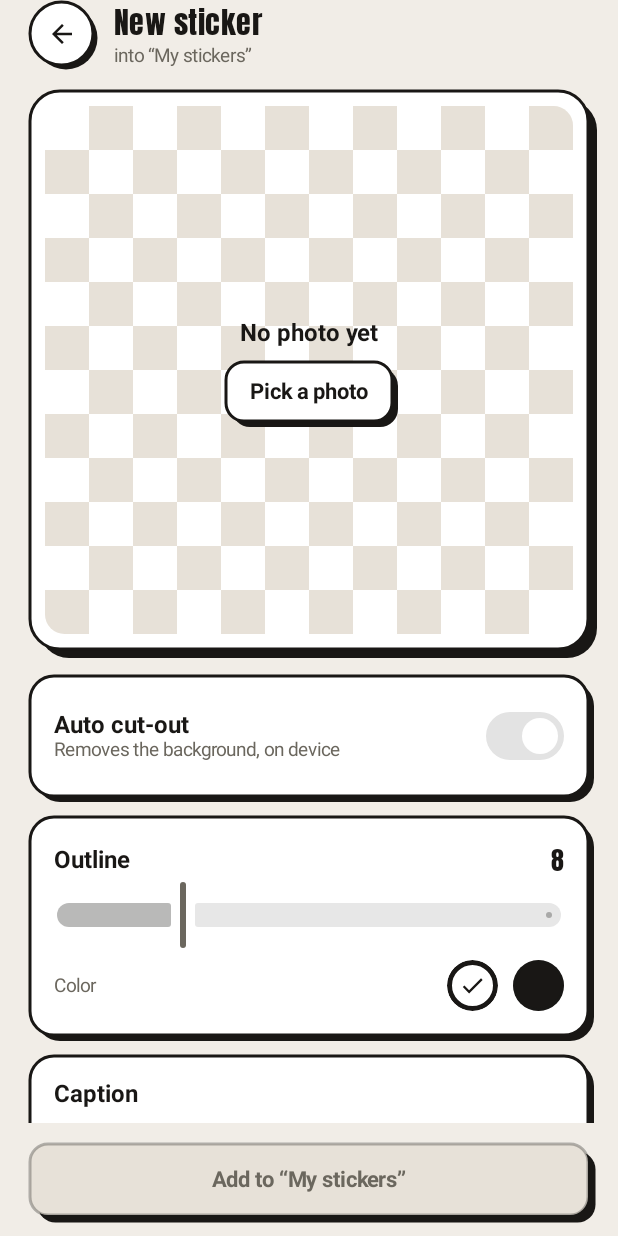
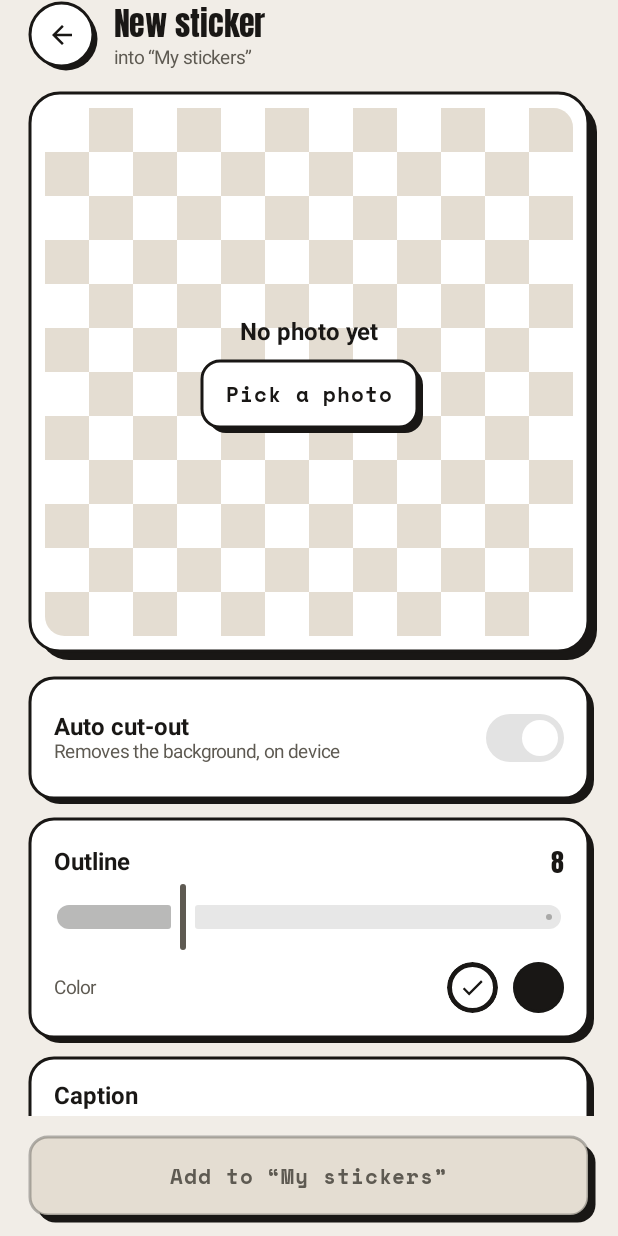
Before and after one commit to YashasVM/stikr, an Android app built with Jetpack Compose: the screen it shows after launch (MainActivity), after a tap on "Make a sticker", on a phone screen of 412 x 824 dp. Run offline under Robolectric (Android 15) with nearby library versions, the phone set to English and light mode, and no system bars.

Commit message:
feat(theme): neo-brutalist tokens, palette and Space Mono labels
Thicker 3dp borders, three hard-shadow depths, small radii and short
motion durations live in Tokens.kt. The palette gains purple (the app
mark), onCherry and a lifted cherryInk for red text in dark mode; dark
mode uses cream shadows so frames stay visible on black paper, and
edgeFor()/contentFor() pick ink per fill. Labels switch to Space Mono
Bold (OFL, licenses/space-mono-OFL.txt); headlines stay Anton.

Co-Authored-By: Claude Opus 5.5 <noreply@anthropic.com>

```diff
--- a/app/src/main/java/com/stikr/app/ui/theme/Theme.kt
+++ b/app/src/main/java/com/stikr/app/ui/theme/Theme.kt
@@ -2,6 +2,7 @@ package com.stikr.app.ui.theme
 
 import androidx.compose.foundation.isSystemInDarkTheme
 import androidx.compose.foundation.shape.RoundedCornerShape
+import androidx.compose.material3.ColorScheme
 import androidx.compose.material3.MaterialTheme
 import androidx.compose.material3.Shapes
 import androidx.compose.material3.Typography
@@ -12,6 +13,7 @@ import androidx.compose.runtime.CompositionLocalProvider
 import androidx.compose.runtime.Immutable
 import androidx.compose.runtime.staticCompositionLocalOf
 import androidx.compose.ui.graphics.Color
+import androidx.compose.ui.graphics.luminance
 import androidx.compose.ui.text.TextStyle
 import androidx.compose.ui.text.font.Font
 import androidx.compose.ui.text.font.FontFamily
@@ -21,9 +23,9 @@ import androidx.compose.ui.unit.sp
 import com.stikr.app.R
 
 /**
- * stikr's look: cream paper, ink outlines, hard offset shadows and pastel
- * cards — a sticker-book, neobrutalist theme. Colours are sampled from the
- * design reference.
+ * stikr's look: neo-brutalist sticker book. Cream paper, thick ink borders,
+ * big hard offset shadows that elements press into, flat fills, Anton
+ * headlines and uppercase Space Mono labels. No blur, no gradients.
  */
 @Immutable
 data class NeoPalette(
@@ -31,56 +33,97 @@ data class NeoPalette(
     val paper: Color,
     /** Raised surfaces: cards, fields. */
     val card: Color,
-    /** Text and every border. */
+    /** Text and the border of every non-pastel surface. */
     val ink: Color,
     /** The hard offset shadow under cards and buttons. */
     val shadow: Color,
-    /** Secondary text. */
+    /** Secondary text. Kept at ≥4.5:1 on paper and card. */
     val muted: Color,
-    /** Primary action fill. */
+    /** Highlight fill: selected chips, the add tile, the FAB. */
     val butter: Color,
     val cyan: Color,
     val green: Color,
     val pink: Color,
-    /** The one loud accent: red. */
+    /** The one loud accent: red. Fill of every primary action. */
     val cherry: Color,
-    /** Subtle fills: checkerboard, tracks, empty slots. */
+    /** Text and icons on [cherry]. */
+    val onCherry: Color,
+    /** Red used as text on paper — lifted in dark mode to stay legible. */
+    val cherryInk: Color,
+    /** The app mark's purple: logo tile and progress fills. */
+    val purple: Color,
+    val onPurple: Color,
+    /** Subtle fills: checkerboard, tracks, empty slots, disabled controls. */
     val creamDim: Color,
     /**
-     * Text/icon colour for pastel fills (butter, cyan, green, pink). Those
-     * fills stay light in both themes, so their content must stay dark ink.
+     * Text/icon/border colour for pastel fills (butter, cyan, green, pink).
+     * Those fills stay light in both themes, so their content stays dark ink.
      */
     val onAccent: Color,
-)
+) {
+    /**
+     * The border and content colour for a surface of [fill]: dark ink on
+     * light fills, [ink] otherwise. In light mode both are the same ink; in
+     * dark mode this keeps pastel cards outlined in black and dark cards
+     * outlined in cream.
+     */
+    fun edgeFor(fill: Color): Color = when (fill) {
+        cherry -> ink
+        purple -> ink
+        else -> if (fill.luminance() > 0.4f) onAccent else ink
+    }
+
+    /** Text colour for content sitting on [fill]. */
+    fun contentFor(fill: Color): Color = when (fill) {
+        cherry -> onCherry
+        purple -> onPurple
+        else -> if (fill.luminance() > 0.4f) onAccent else ink
+    }
+}
+
+private val Ink = Color(0xFF191715)
 
 private val LightPalette = NeoPalette(
     paper = Color(0xFFF1EDE7),
     card = Color(0xFFFFFFFF),
-    ink = Color(0xFF191715),
-    shadow = Color(0xFF191715),
-    muted = Color(0xFF6B675E),
+    ink = Ink,
+    shadow = Ink,
+    muted = Color(0xFF5E5A52),
     butter = Color(0xFFF8DFA0),
     cyan = Color(0xFF9EDDE6),
     green = Color(0xFF9CE4A4),
     pink = Color(0xFFF3CDDA),
     cherry = Color(0xFFAE403E),
-    creamDim = Color(0xFFE7E1D8),
-    onAccent = Color(0xFF191715),
+    onCherry = Color(0xFFFFFFFF),
+    cherryInk = Color(0xFFAE403E),
+    purple = Color(0xFF723AF4),
+    onPurple = Color(0xFFFFFFFF),
+    creamDim = Color(0xFFE4DDD2),
+    onAccent = Ink,
 )
 
+/**
+ * Dark mode is the same print inverted: near-black paper, cream ink, and
+ * cream shadows — a black shadow on black paper would vanish. Pastels keep
+ * their brand hexes so they read as the same stickers.
+ */
 private val DarkPalette = NeoPalette(
-    paper = Color(0xFF16140F),
-    card = Color(0xFF232019),
+    paper = Color(0xFF13110D),
+    card = Color(0xFF221F19),
     ink = Color(0xFFF3EFE6),
-    shadow = Color(0xFF000000),
-    muted = Color(0xFFA69E90),
-    butter = Color(0xFFE9D08C),
-    cyan = Color(0xFF7ECBD6),
-    green = Color(0xFF82CF8B),
-    pink = Color(0xFFE0AFC0),
-    cherry = Color(0xFFD06A63),
-    creamDim = Color(0xFF2E2A21),
-    onAccent = Color(0xFF191715),
+    shadow = Color(0xFFF3EFE6),
+    muted = Color(0xFFADA595),
+    butter = Color(0xFFF8DFA0),
+    cyan = Color(0xFF9EDDE6),
+    green = Color(0xFF9CE4A4),
+    pink = Color(0xFFF3CDDA),
+    cherry = Color(0xFFAE403E),
+    onCherry = Color(0xFFFFFFFF),
+    cherryInk = Color(0xFFEE7B72),
+    purple = Color(0xFF723AF4),
+    onPurple = Color(0xFFFFFFFF),
+    creamDim = Color(0xFF2F2B23),
+    onAccent = Ink,
 )
 
 val LocalNeoPalette = staticCompositionLocalOf { LightPalette }
@@ -88,65 +131,71 @@ val LocalNeoPalette = staticCompositionLocalOf { LightPalette }
 /** Anton: the heavy condensed display face used for every headline. */
 val Anton = FontFamily(Font(R.font.anton_regular))
 
-private fun lightScheme(p: NeoPalette) = lightColorScheme(
+/** Space Mono Bold: uppercase labels, buttons, counters. */
+val SpaceMono = FontFamily(Font(R.font.space_mono_bold, FontWeight.Bold))
+
+private fun scheme(p: NeoPalette, dark: Boolean): ColorScheme {
+    val base = if (dark) darkColorScheme() else lightColorScheme()
+    return base.copy(
         primary = p.cherry,
-    onPrimary = Color.White,
+        onPrimary = p.onCherry,
         primaryContainer = p.butter,
-    onPrimaryContainer = p.ink,
+        onPrimaryContainer = p.onAccent,
         secondary = p.green,
-    onSecondary = p.ink,
+        onSecondary = p.onAccent,
         secondaryContainer = p.creamDim,
         onSecondaryContainer = p.ink,
-    tertiary = p.cyan,
-    onTertiary = p.ink,
+        tertiary = p.purple,
+        onTertiary = p.onPurple,
         background = p.paper,
         onBackground = p.ink,
         surface = p.card,
         onSurface = p.ink,
         surfaceVariant = p.creamDim,
         onSurfaceVariant = p.muted,
-    surfaceContainer = p.creamDim,
-    surfaceContainerHigh = p.creamDim,
+        surfaceContainer = p.card,
+        surfaceContainerHigh = p.card,
         surfaceContainerHighest = p.creamDim,
         outline = p.ink,
-    outlineVariant = p.ink.copy(alpha = 0.25f),
+        outlineVariant = p.ink.copy(alpha = 0.35f),
         error = p.cherry,
-    onError = Color.White,
+        onError = p.onCherry,
         errorContainer = p.pink,
-    onErrorContainer = p.ink,
+        onErrorContainer = p.onAccent,
         inverseSurface = p.ink,
         inverseOnSurface = p.paper,
+        scrim = Color.Black,
+    )
+}
+
+private val NeoTypography = Typography(
+    displayLarge = TextStyle(fontFamily = Anton, fontSize = 60.sp, lineHeight = 60.sp, letterSpacing = 0.sp),
+    displayMedium = TextStyle(fontFamily = Anton, fontSize = 46.sp, lineHeight = 48.sp, letterSpacing = 0.sp),
+    displaySmall = TextStyle(fontFamily = Anton, fontSize = 38.sp, lineHeight = 40.sp, letterSpacing = 0.sp),
+    headlineLarge = TextStyle(fontFamily = Anton, fontSize = 34.sp, lineHeight = 36.sp, letterSpacing = 0.2.sp),
+    headlineMedium = TextStyle(fontFamily = Anton, fontSize = 28.sp, lineHeight = 31.sp, letterSpacing = 0.2.sp),
+    headlineSmall = TextStyle(fontFamily = Anton, fontSize = 24.sp, lineHeight = 27.sp, letterSpacing = 0.3.sp),
+    titleLarge = TextStyle(fontFamily = Anton, fontSize = 21.sp, lineHeight = 25.sp, letterSpacing = 0.3.sp),
+    titleMedium = TextStyle(fontSize = 16.sp, lineHeight = 21.sp, fontWeight = FontWeight.Bold),
+    titleSmall = TextStyle(fontSize = 14.sp, lineHeight = 19.sp, fontWeight = FontWeight.Bold),
+    bodyLarge = TextStyle(fontSize = 16.sp, lineHeight = 23.sp),
+    bodyMedium = TextStyle(fontSize = 14.sp, lineHeight = 20.sp),
+    bodySmall = TextStyle(fontSize = 12.5.sp, lineHeight = 17.sp),
+    labelLarge = TextStyle(fontFamily = SpaceMono, fontWeight = FontWeight.Bold, fontSize = 14.sp, lineHeight = 18.sp, letterSpacing = 0.6.sp),
+    labelMedium = TextStyle(fontFamily = SpaceMono, fontWeight = FontWeight.Bold, fontSize = 11.5.sp, lineHeight = 15.sp, letterSpacing = 0.8.sp),
+    labelSmall = TextStyle(fontFamily = SpaceMono, fontWeight = FontWeight.Bold, fontSize = 10.sp, lineHeight = 13.sp, letterSpacing = 1.sp),
 )
 
-private fun darkScheme(p: NeoPalette) = darkColorScheme(
-    primary = p.cherry,
-    onPrimary = Color.White,
-    primaryContainer = p.butter,
-    onPrimaryContainer = Color(0xFF191715),
-    secondary = p.green,
-    onSecondary = Color(0xFF191715),
-    secondaryContainer = p.creamDim,
-    onSecondaryContainer = p.ink,
-    tertiary = p.cyan,
-    onTertiary = Color(0xFF191715),
-    background = p.paper,
-    onBackground = p.ink,
-    surface = p.card,
-    onSurface = p.ink,
-    surfaceVariant = p.creamDim,
-    onSurfaceVariant = p.muted,
-    surfaceContainer = p.creamDim,
-    surfaceContainerHigh = p.creamDim,
-    surfaceContainerHighest = p.creamDim,
-    outline = p.ink,
-    outlineVariant = p.ink.copy(alpha = 0.3f),
-    error = p.cherry,
-    onError = Color.White,
-    errorContainer = p.pink,
-    onErrorContainer = Color(0xFF191715),
-    inverseSurface = p.ink,
-    inverseOnSurface = p.paper,
+private val NeoMaterialShapes = Shapes(
+    extraSmall = RoundedCornerShape(2.dp),
+    small = RoundedCornerShape(4.dp),
+    medium = RoundedCornerShape(4.dp),
+    large = RoundedCornerShape(6.dp),
+    extraLarge = RoundedCornerShape(8.dp),
 )
+
+private val LightScheme = scheme(LightPalette, dark = false)
+private val DarkScheme = scheme(DarkPalette, dark = true)
 
 @Composable
 fun StikrTheme(
@@ -156,29 +205,9 @@ fun StikrTheme(
     val palette = if (darkTheme) DarkPalette else LightPalette
     CompositionLocalProvider(LocalNeoPalette provides palette) {
         MaterialTheme(
-            colorScheme = if (darkTheme) darkScheme(palette) else lightScheme(palette),
-            shapes = Shapes(
-                extraSmall = RoundedCornerShape(8.dp),
-                small = RoundedCornerShape(10.dp),
-                medium = RoundedCornerShape(14.dp),
-                large = RoundedCornerShape(18.dp),
-                extraLarge = RoundedCornerShape(24.dp),
-            ),
-            typography = Typography(
-                displayLarge = TextStyle(fontFamily = Anton, fontSize = 40.sp, lineHeight = 43.sp, letterSpacing = 0.4.sp),
-                displayMedium = TextStyle(fontFamily = Anton, fontSize = 32.sp, lineHeight = 35.sp, letterSpacing = 0.4.sp),
-                headlineMedium = TextStyle(fontFamily = Anton, fontSize = 26.sp, lineHeight = 30.sp, letterSpacing = 0.3.sp),
-                headlineSmall = TextStyle(fontFamily = Anton, fontSize = 22.sp, lineHeight = 26.sp, letterSpacing = 0.3.sp),
-                titleLarge = TextStyle(fontFamily = Anton, fontSize = 20.sp, lineHeight = 24.sp, letterSpacing = 0.3.sp),
-                titleMedium = TextStyle(fontSize = 16.sp, lineHeight = 21.sp, fontWeight = FontWeight.Bold),
-                titleSmall = TextStyle(fontSize = 14.sp, lineHeight = 19.sp, fontWeight = FontWeight.Bold),
-                bodyLarge = TextStyle(fontSize = 15.sp, lineHeight = 22.sp),
-                bodyMedium = TextStyle(fontSize = 14.sp, lineHeight = 20.sp),
-                bodySmall = TextStyle(fontSize = 12.5.sp, lineHeight = 17.sp),
-                labelLarge = TextStyle(fontSize = 14.5.sp, fontWeight = FontWeight.Bold),
-                labelMedium = TextStyle(fontSize = 12.sp, fontWeight = FontWeight.Bold, letterSpacing = 0.6.sp),
-                labelSmall = TextStyle(fontSize = 11.sp, fontWeight = FontWeight.Bold, letterSpacing = 0.8.sp),
-            ),
+            colorScheme = if (darkTheme) DarkScheme else LightScheme,
+            shapes = NeoMaterialShapes,
+            typography = NeoTypography,
             content = content,
         )
     }
--- a/app/src/main/res/values-night/colors.xml
+++ b/app/src/main/res/values-night/colors.xml
@@ -1,4 +1,4 @@
 <?xml version="1.0" encoding="utf-8"?>
 <resources>
-    <color name="window_background">#16140F</color>
+    <color name="window_background">#13110D</color>
 </resources>
```
Also changed, not shown: app/src/main/java/com/stikr/app/ui/theme/Tokens.kt (added, +44 -0 lines), app/src/main/res/font/space_mono_bold.ttf (added), 1 other file. Lines whose indentation alone changed are shown as unchanged.
